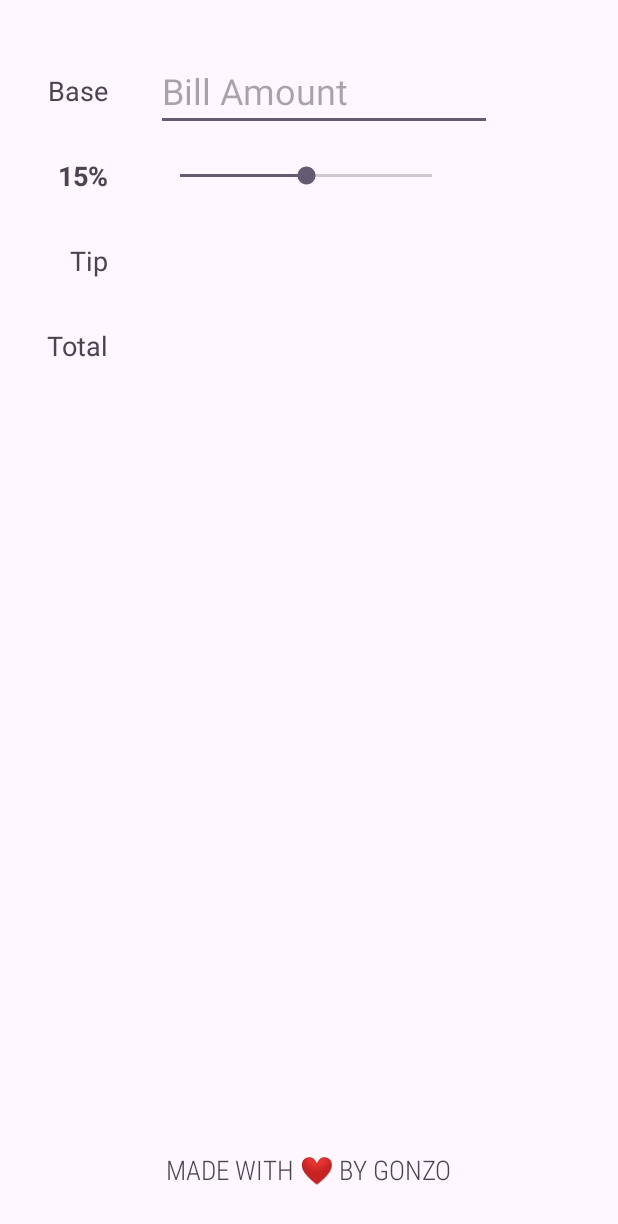
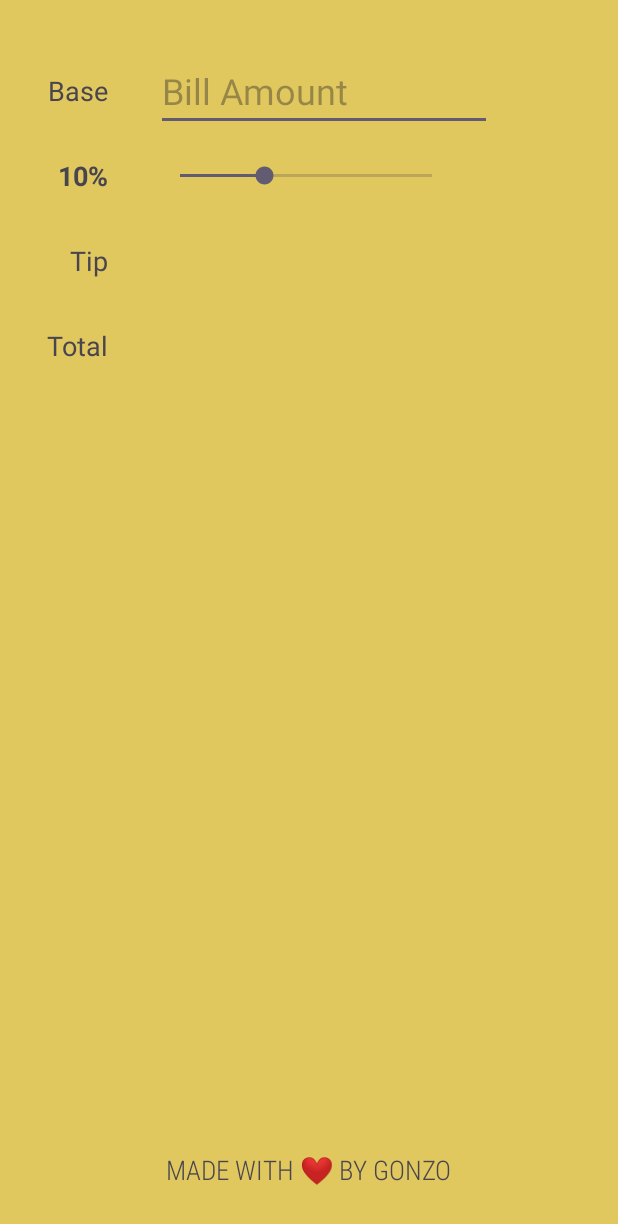
Before and after one commit to g0nnz0/FirstAndroidApp, an Android app: the screen it shows after launch (MainActivity), on a phone screen of 412 x 824 dp. Shown: the top 1224 px of the screen. Run offline under Robolectric (Android 15) with nearby library versions, the phone set to English and light mode, and no system bars.

Commit message:
feat(ui): change color palette

```diff
--- a/app/src/main/java/com/example/tippy/MainActivity.kt
+++ b/app/src/main/java/com/example/tippy/MainActivity.kt
@@ -11,7 +11,7 @@ import android.widget.TextView
 import kotlin.math.log
 
 private const val TAG = "MainActivity"
-private const val INITIAL_TIP_PERCENT = 15
+private const val INITIAL_TIP_PERCENT = 10
 class MainActivity : AppCompatActivity() {
     private lateinit var etBaseAmount: EditText
     private lateinit var seekBarTip: SeekBar
--- a/app/src/main/res/values/colors.xml
+++ b/app/src/main/res/values/colors.xml
@@ -2,4 +2,8 @@
 <resources>
     <color name="black">#FF000000</color>
     <color name="white">#FFFFFFFF</color>
+
+    <color name="red">#E0645E</color>
+    <color name="purple">#5E5FE0</color>
+    <color name="background_yellow">#E0C85F</color>
 </resources>
--- a/app/src/main/res/values/themes.xml
+++ b/app/src/main/res/values/themes.xml
@@ -2,7 +2,10 @@
     <!-- Base application theme. -->
     <style name="Base.Theme.Tippy" parent="Theme.Material3.DayNight.NoActionBar">
         <!-- Customize your light theme here. -->
-        <!-- <item name="colorPrimary">@color/my_light_primary</item> -->
+        <item name="colorPrimary">@color/red</item>
+        <item name="colorPrimaryVariant">@color/purple</item>
+
+        <item name="android:colorBackground">@color/background_yellow</item>
     </style>
 
     <style name="Theme.Tippy" parent="Base.Theme.Tippy" />
```
